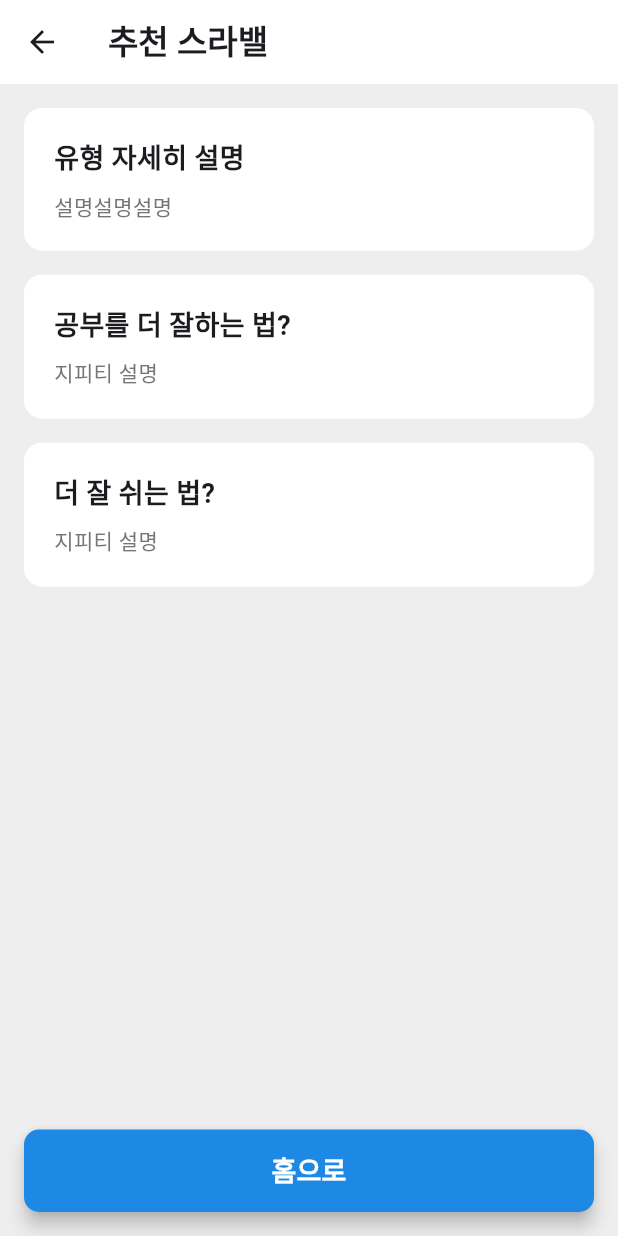
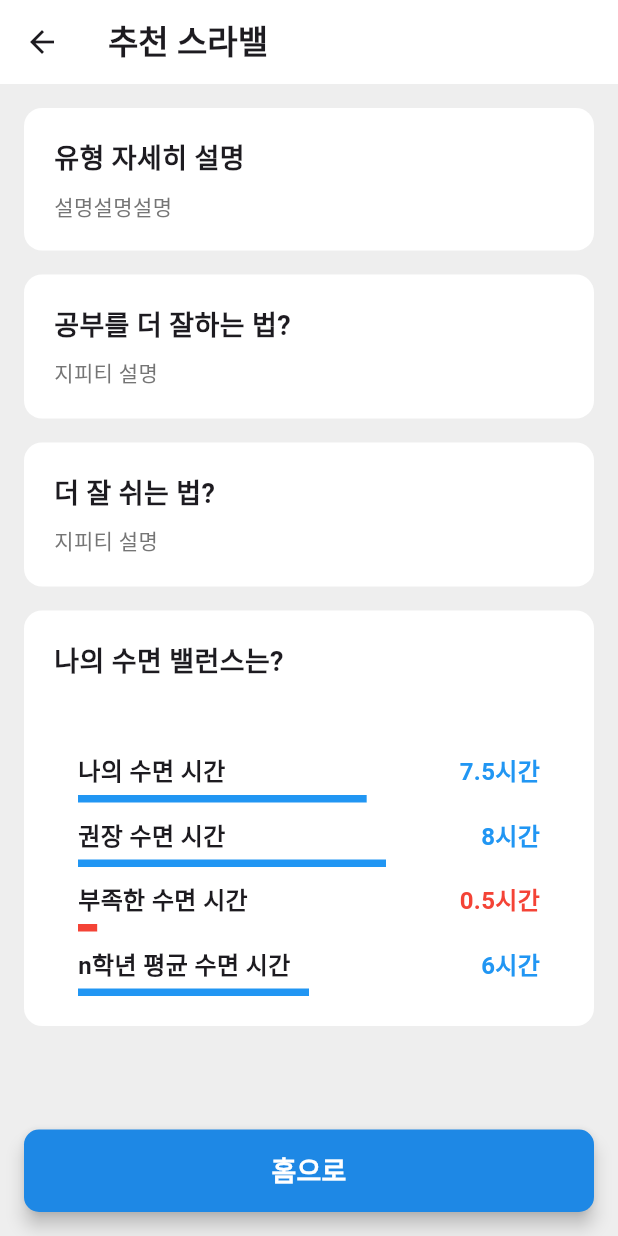
Before and after one commit to kocoton-kspark/StudyLifeBalance-Frontend, a Flutter app: the RecommendationPage screen opened directly, on a phone screen of 412 x 824 dp. Run offline on Flutter 3.47's test engine with Material 3 defaults, Android fonts, the phone set to English and light mode, and no system bars; our stand-ins replace dropdown_button2, get, permission_handler; missing offline and left inert: media_store_plus.

Commit message:
[FEAT]: 추천 페이지 기능 추가

```diff
--- a/lib/des.dart
+++ b/lib/des.dart
@@ -1,5 +1,7 @@
 import 'package:flutter/material.dart';
 import 'package:get/get.dart';
+import 'package:slb/pages/result_page/components/sleep_slider_section.dart';
+import 'package:slb/pages/result_page/components/stats_slider_section.dart';
 import 'index.dart';
 
 class RecommendationPage extends StatelessWidget {
@@ -11,7 +13,7 @@ class RecommendationPage extends StatelessWidget {
       backgroundColor: Colors.grey[200],
       appBar: AppBar(
         title: const Text(
-            '추천 스라밸',
+          '추천 스라밸',
           style: TextStyle(
             fontWeight: FontWeight.bold,
           ),
@@ -39,6 +41,13 @@ class RecommendationPage extends StatelessWidget {
                   _buildInfoCard(
                     title: '더 잘 쉬는 법?',
                     description: '지피티 설명',
+                  ),
+                  const SizedBox(height: 16),
+                  // '더 잘 쉬는 법?' 카드 안에 SleepSliderSection을 포함시킵니다.
+                  _buildInfoCard(
+                    title: '나의 수면 밸런스는?',
+                    description: '',
+                    additionalContent: const SleepSliderSection(),
                   ),
                 ],
               ),
@@ -68,8 +77,12 @@ class RecommendationPage extends StatelessWidget {
     );
   }
 
-  Widget _buildInfoCard({required String title, required String description}) {
-    // ... (이 부분은 수정사항이 없습니다)
+  // 추가 위젯을 받을 수 있도록 수정된 _buildInfoCard 함수
+  Widget _buildInfoCard({
+    required String title,
+    required String description,
+    Widget? additionalContent, // 선택적으로 받을 추가 위젯
+  }) {
     return Container(
       width: double.infinity,
       padding: const EdgeInsets.all(20.0),
@@ -96,6 +109,11 @@ class RecommendationPage extends StatelessWidget {
               height: 1.4,
             ),
           ),
+          // additionalContent가 null이 아닐 경우에만 위젯을 추가합니다.
+          if (additionalContent != null) ...[
+            const SizedBox(height: 20), // 설명과 추가 콘텐츠 사이의 간격
+            additionalContent,
+          ],
         ],
       ),
     );
--- /dev/null
+++ b/lib/pages/result_page/components/sleep_slider_section.dart
@@ -0,0 +1,96 @@
+// lib/components/sleep_slider_section.dart
+
+import 'package:flutter/material.dart';
+
+// Thumb을 없애기 위한 커스텀 Shape
+class NoThumbSliderShape extends SliderComponentShape {
+  const NoThumbSliderShape();
+
+  @override
+  Size getPreferredSize(bool isEnabled, bool isDiscrete) => Size.zero;
+
+  @override
+  void paint(PaintingContext context, Offset center,
+      {required Animation<double> activationAnimation,
+        required Animation<double> enableAnimation,
+        required bool isDiscrete,
+        required TextPainter labelPainter,
+        required RenderBox parentBox,
+        required SliderThemeData sliderTheme,
+        required TextDirection textDirection,
+        required double value,
+        required double textScaleFactor,
+        required Size sizeWithOverflow}) {}
+}
+
+
+class SleepSliderSection extends StatelessWidget {
+  const SleepSliderSection({super.key});
+
+  @override
+  Widget build(BuildContext context) {
+    // 슬라이더의 최대 시간 값을 설정합니다 (예: 12시간).
+    const double maxSleepHours = 12.0;
+
+    return SliderTheme(
+      data: SliderTheme.of(context).copyWith(
+        thumbShape: const NoThumbSliderShape(),
+        overlayShape: SliderComponentShape.noOverlay,
+        trackShape: const RectangularSliderTrackShape(),
+        trackHeight: 5.0,
+      ),
+      child: Padding(
+        padding: const EdgeInsets.symmetric(horizontal: 16.0),
+        child: Column(
+          children: [
+            // 👇 [수정] _buildSliderRow 호출 방식을 변경합니다.
+            // 표시할 텍스트("7.5시간"), 실제 값(7.5), 최대 값(12.0)을 직접 전달합니다.
+            _buildSliderRow('나의 수면 시간', '7.5시간', 7.5, maxSleepHours, Colors.blue, Colors.white38),
+            const SizedBox(height: 10),
+            _buildSliderRow('권장 수면 시간', '8시간', 8.0, maxSleepHours, Colors.blue, Colors.white38),
+            const SizedBox(height: 10),
+            _buildSliderRow('부족한 수면 시간', '0.5시간', 0.5, maxSleepHours, Colors.red, Colors.white38),
+            const SizedBox(height: 10),
+            _buildSliderRow('n학년 평균 수면 시간', '6시간', 6.0, maxSleepHours, Colors.blue, Colors.white38),
+          ],
+        ),
+      ),
+    );
+  }
+
+  // 👇 [수정] _buildSliderRow 헬퍼 메서드를 시간 표시용으로 변경합니다.
+  Widget _buildSliderRow(
+      String label,           // 슬라이더 좌측에 표시될 이름
+      String valueText,       // 슬라이더 우측에 표시될 텍스트 (예: "7.5시간")
+      double value,           // 실제 데이터 값 (슬라이더 위치)
+      double maxValue,        // 슬라이더가 나타내는 최대 값
+      Color activeColor,
+      Color inactiveColor) {
+
+    // 퍼센트 계산 로직을 제거합니다.
+
+    return Column(
+      children: [
+        Row(
+          mainAxisAlignment: MainAxisAlignment.spaceBetween,
+          children: [
+            Text(label,
+                style: const TextStyle(fontSize: 16, fontWeight: FontWeight.bold)),
+            // 우측에 valueText를 표시합니다.
+            Text(valueText,
+                style: TextStyle(fontSize: 16, fontWeight: FontWeight.bold, color: activeColor)),
+          ],
+        ),
+        const SizedBox(height: 4),
+        Slider(
+          value: value,
+          min: 0, // 최솟값은 0
+          max: maxValue, // 최댓값 설정
+          onChanged: (newValue) {}, // 상호작용이 없으므로 빈 함수
+          activeColor: activeColor,
+          inactiveColor: inactiveColor,
+        ),
+      ],
+    );
+  }
+}
--- a/lib/pages/result_page/components/stats_slider_section.dart
+++ b/lib/pages/result_page/components/stats_slider_section.dart
@@ -42,9 +42,9 @@ class StatsSliderSection extends StatelessWidget {
           children: [
             _buildSliderRow('전공', '교양', 0.4, Colors.blue, Colors.red),
             const SizedBox(height: 10),
-            _buildSliderRow('공부', '휴식', 0.7, Colors.green, Colors.orange),
+            _buildSliderRow('공부', '휴식', 0.7, Colors.blue, Colors.red),
             const SizedBox(height: 10),
-            _buildSliderRow('활동', '비활동', 0.5, Colors.purple, Colors.yellow),
+            _buildSliderRow('활동', '비활동', 0.5, Colors.blue, Colors.red),
           ],
         ),
       ),
```
